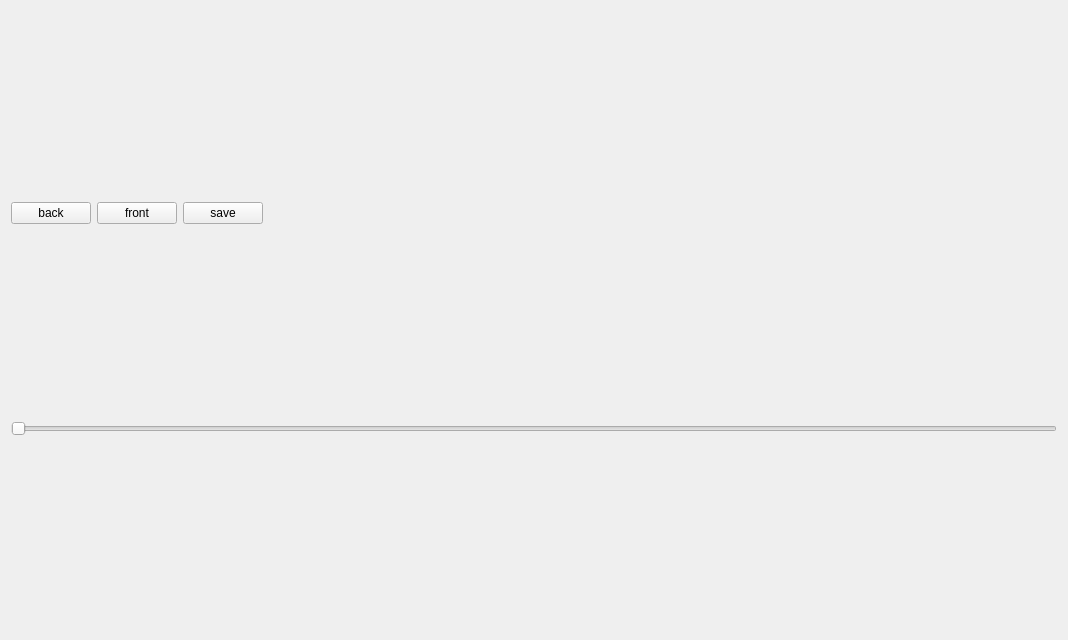
Qt form widget.ui (qiuzhiqian/wpmaster) before a commit.
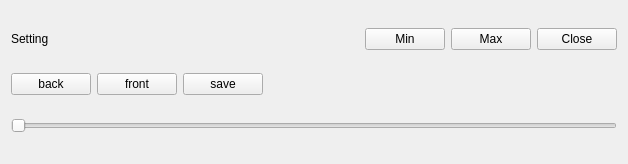
The same form after that commit.

Commit message: 查找壁纸窗口HWND，并将mask层设置为壁纸层子窗口

Patch:
```diff
--- a/widget.ui
+++ b/widget.ui
@@ -6,14 +6,59 @@
    <rect>
     <x>0</x>
     <y>0</y>
-    <width>1068</width>
-    <height>640</height>
+    <width>628</width>
+    <height>164</height>
    </rect>
   </property>
   <property name="windowTitle">
    <string>Widget</string>
   </property>
   <layout class="QVBoxLayout" name="verticalLayout">
+   <item>
+    <layout class="QHBoxLayout" name="horizontalLayout_2">
+     <item>
+      <widget class="QLabel" name="label">
+       <property name="text">
+        <string>Setting</string>
+       </property>
+      </widget>
+     </item>
+     <item>
+      <spacer name="horizontalSpacer_2">
+       <property name="orientation">
+        <enum>Qt::Horizontal</enum>
+       </property>
+       <property name="sizeHint" stdset="0">
+        <size>
+         <width>40</width>
+         <height>20</height>
+        </size>
+       </property>
+      </spacer>
+     </item>
+     <item>
+      <widget class="QPushButton" name="pushButton">
+       <property name="text">
+        <string>Min</string>
+       </property>
+      </widget>
+     </item>
+     <item>
+      <widget class="QPushButton" name="pushButton_2">
+       <property name="text">
+        <string>Max</string>
+       </property>
+      </widget>
+     </item>
+     <item>
+      <widget class="QPushButton" name="pushButton_3">
+       <property name="text">
+        <string>Close</string>
+       </property>
+      </widget>
+     </item>
+    </layout>
+   </item>
    <item>
     <layout class="QHBoxLayout" name="horizontalLayout">
      <item>
```
The commit also changes 3 other files.
